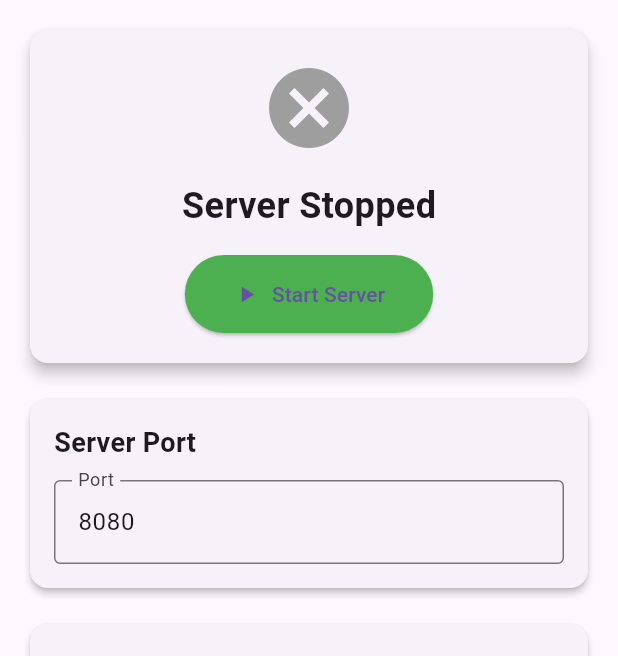
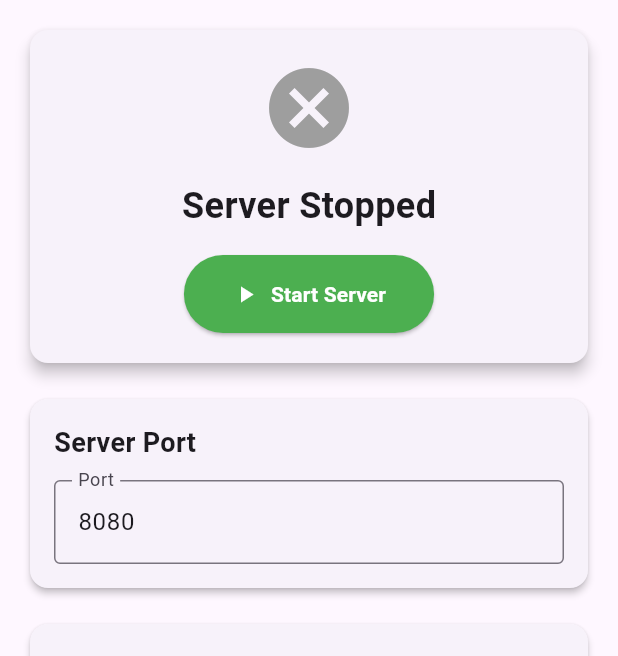
Before and after one commit to smnshuvo/Arbiter-Mock-Server, a Flutter app: the screen it shows after launch, on a phone screen of 412 x 824 dp, the part 84-740 px from its top. Run offline on Flutter 3.47's test engine with Material 3 defaults, Android fonts, the phone set to English and light mode, and no system bars; our stand-ins replace equatable, file_picker, flutter_bloc, get_it, share_plus, shelf and 1 more; accounts and stored records are empty.

Commit message:
Change text color of server button to enhance visibility

```diff
--- a/lib/ui/screens/home_screen.dart
+++ b/lib/ui/screens/home_screen.dart
@@ -136,8 +136,15 @@ class _HomeScreenState extends State<HomeScreen> {
                         context.read<ServerBloc>().add(StartServerEvent(port));
                       }
                     },
-              icon: Icon(isRunning ? Icons.stop : Icons.play_arrow),
-              label: Text(isRunning ? 'Stop Server' : 'Start Server'),
+              icon: Icon(
+                isRunning ? Icons.stop : Icons.play_arrow,
+                color: Colors.white,
+              ),
+              label: Text(
+                isRunning ? 'Stop Server' : 'Start Server',
+                style: const TextStyle(
+                    color: Colors.white, fontWeight: FontWeight.bold),
+              ),
               style: ElevatedButton.styleFrom(
                 backgroundColor: isRunning ? Colors.red : Colors.green,
                 padding:
```
